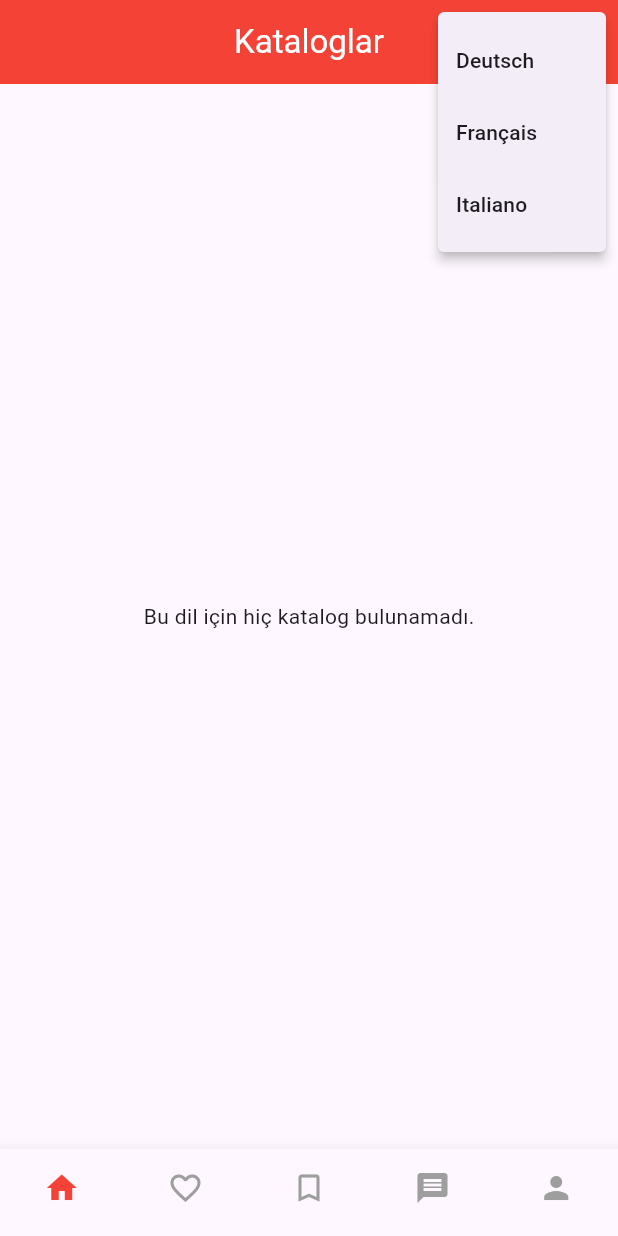
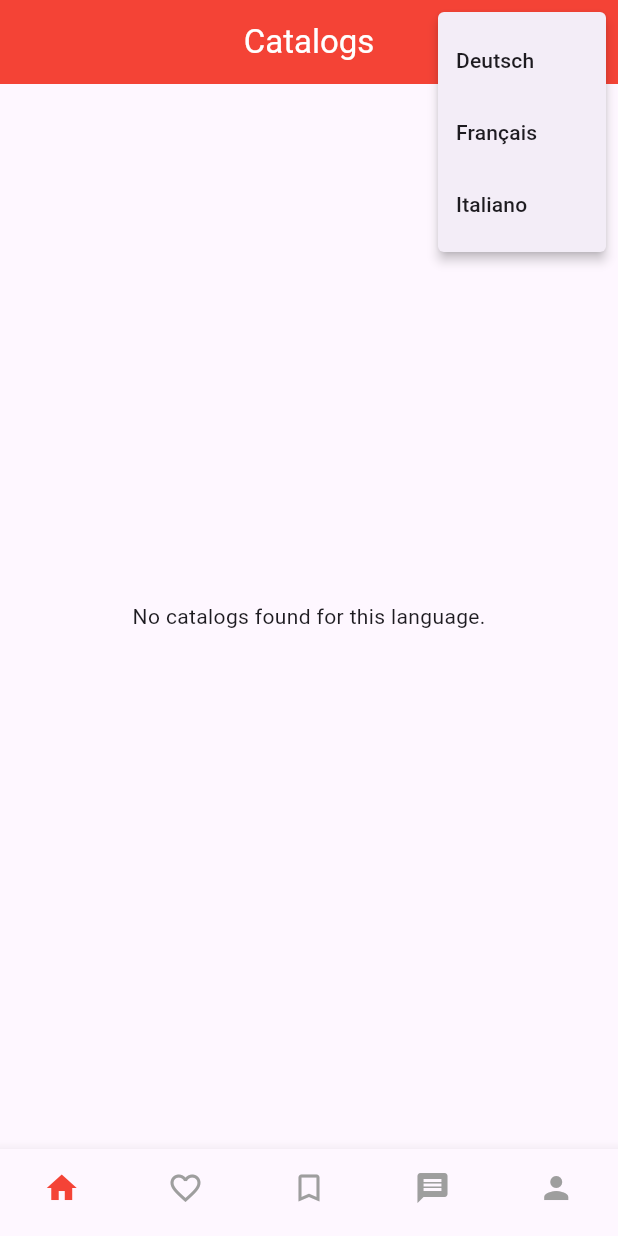
Before and after one commit to maykicn/catalog_app, a Flutter app: the screen it shows after launch, after a tap on the "language" icon, on a phone screen of 412 x 824 dp. Run offline on Flutter 3.47's test engine with Material 3 defaults, Android fonts, the phone set to English and light mode, and no system bars; our stand-ins replace cached_network_image, cloud_firestore, firebase_core; accounts and stored records are empty; generated files the repository leaves out were written again.

Commit message:
Make consistency Title and selected language

```diff
--- a/lib/brochure_list_screen.dart
+++ b/lib/brochure_list_screen.dart
@@ -1,6 +1,5 @@
 import 'package:flutter/material.dart';
 import 'package:cloud_firestore/cloud_firestore.dart';
-// RECOMMENDED: Add this package to your pubspec.yaml for better image handling
 import 'package:cached_network_image/cached_network_image.dart';
 import 'package:catalog_app/models/brochure.dart';
 import 'package:catalog_app/catalog_view.dart';
@@ -13,10 +12,10 @@
 }
 
 class _BrochureListScreenState extends State<BrochureListScreen> {
-  // ADDED: State variable to hold the selected language, defaults to German.
+  // State variable to hold the selected language, defaults to German.
   String _selectedLanguage = 'de';
 
-  // ADDED: Helper function to build the Firestore query dynamically based on language.
+  // Helper function to build the Firestore query dynamically based on language.
   Stream<QuerySnapshot> _buildStream() {
     return FirebaseFirestore.instance
         .collection('brochures')
@@ -29,10 +28,11 @@
   Widget build(BuildContext context) {
     return Scaffold(
       appBar: AppBar(
-        title: const Text('Kataloglar'),
+        // CHANGED: Title translated to English
+        title: const Text('Catalogs'),
         centerTitle: true,
         actions: [
-          // ADDED: Language selection dropdown menu
+          // Language selection dropdown menu
           PopupMenuButton<String>(
             icon: const Icon(Icons.language),
             onSelected: (String languageCode) {
@@ -40,7 +40,8 @@
                 _selectedLanguage = languageCode;
               });
               ScaffoldMessenger.of(context).showSnackBar(
-                SnackBar(content: Text('Dil ${languageCode.toUpperCase()} olarak değiştirildi.')),
+                // CHANGED: SnackBar message translated to English
+                SnackBar(content: Text('Language changed to ${languageCode.toUpperCase()}.')),
               );
             },
             itemBuilder: (BuildContext context) => <PopupMenuEntry<String>>[
@@ -61,17 +62,18 @@
         ],
       ),
       body: StreamBuilder<QuerySnapshot>(
-        // CHANGED: The stream now uses our dynamic query builder.
         stream: _buildStream(),
         builder: (context, snapshot) {
           if (snapshot.connectionState == ConnectionState.waiting) {
             return const Center(child: CircularProgressIndicator());
           }
           if (snapshot.hasError) {
-            return Center(child: Text('Hata: ${snapshot.error}'));
+            // CHANGED: Error message translated to English
+            return Center(child: Text('Error: ${snapshot.error}'));
           }
           if (!snapshot.hasData || snapshot.data!.docs.isEmpty) {
-            return const Center(child: Text('Bu dil için hiç katalog bulunamadı.'));
+            // CHANGED: Empty state message translated to English
+            return const Center(child: Text('No catalogs found for this language.'));
           }
 
           List<Brochure> brochures = snapshot.data!.docs
@@ -89,7 +91,6 @@
                 clipBehavior: Clip.antiAlias,
                 child: ListTile(
                   contentPadding: const EdgeInsets.all(10.0),
-                  // CHANGED: Switched from Image.asset to Image.network (via CachedNetworkImage)
                   leading: SizedBox(
                     width: 80,
                     height: 80,
--- a/lib/main.dart
+++ b/lib/main.dart
@@ -26,7 +26,7 @@
           foregroundColor: Colors.white,
         ),
       ),
-      // Uygulamanın ana ekranı artık BrochureListScreen olacak
+      // CHANGED: Home screen set to BrochureListScreen
       home: const BrochureListScreen(),
       debugShowCheckedModeBanner: false,
     );
```
Also changed, not shown: lib/catalog_view.dart (+12 -10 lines), lib/models/brochure.dart (+9 -13 lines), 1 other file.
